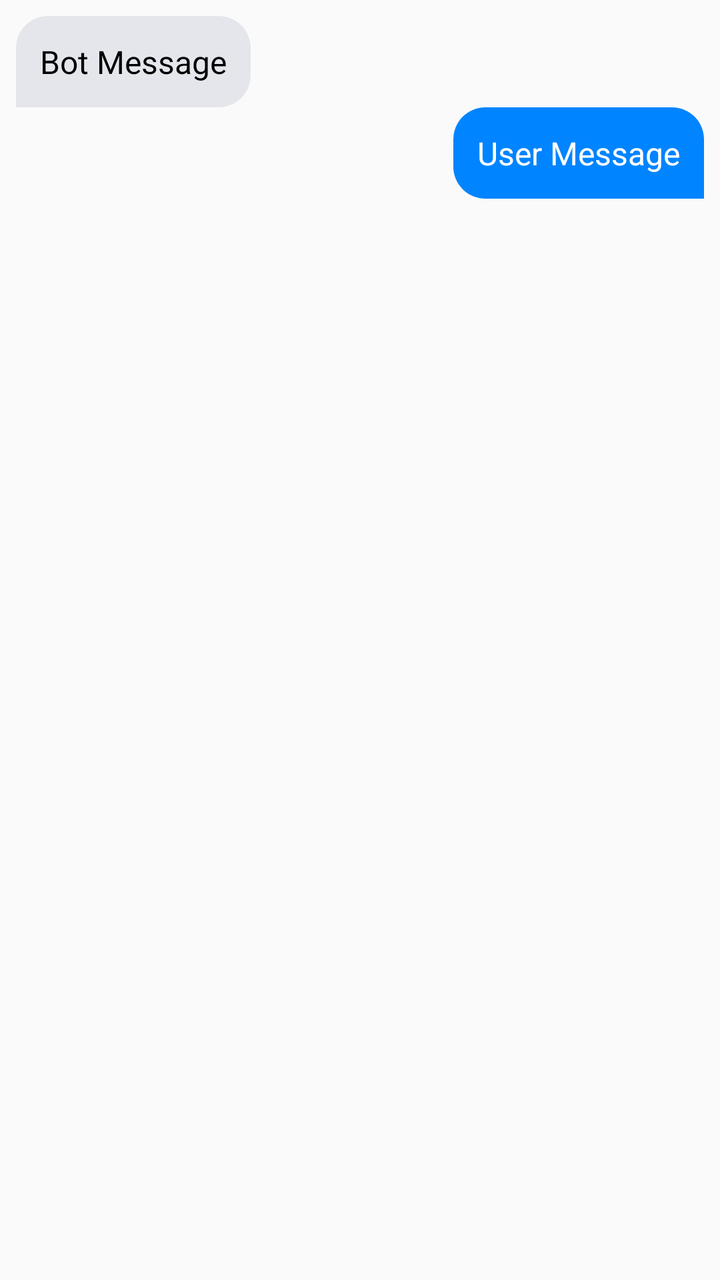
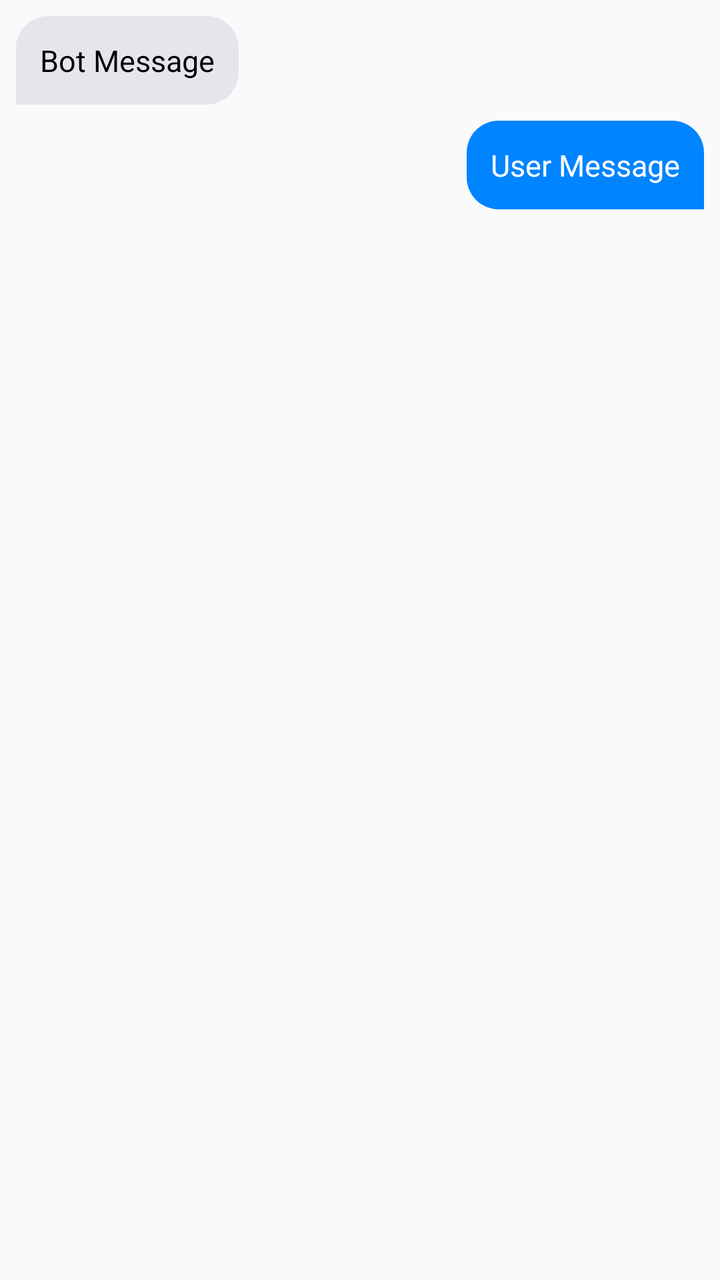

An Android layout rendered at two revisions. The XML below is the earlier revision; the diff shows what the commit changed to produce the second picture.
<!-- AndroidManifest.xml: application theme Theme.AppCompat.Light.NoActionBar -->
<!-- res/layout/chat_item.xml -->
<?xml version="1.0" encoding="utf-8"?>
<LinearLayout xmlns:android="http://schemas.android.com/apk/res/android"
    android:layout_width="match_parent"
    android:layout_height="wrap_content"
    android:orientation="vertical"
    android:padding="8dp">

    <LinearLayout
        android:id="@+id/left_chat_view"
        android:layout_width="wrap_content"
        android:layout_height="wrap_content"
        android:background="@drawable/bg_message_bot"
        android:padding="12dp"
        android:layout_marginEnd="80dp"
        android:orientation="vertical">
        <TextView
            android:id="@+id/left_chat_text"
            android:layout_width="wrap_content"
            android:layout_height="wrap_content"
            android:textColor="#000000"
            android:textSize="16sp"
            android:text="Bot Message" />
    </LinearLayout>

    <LinearLayout
        android:id="@+id/right_chat_view"
        android:layout_width="wrap_content"
        android:layout_height="wrap_content"
        android:layout_gravity="end"
        android:background="@drawable/bg_message_me"
        android:padding="12dp"
        android:layout_marginStart="80dp"
        android:orientation="vertical">
        <TextView
            android:id="@+id/right_chat_text"
            android:layout_width="wrap_content"
            android:layout_height="wrap_content"
            android:textColor="#FFFFFF"
            android:textSize="16sp"
            android:text="User Message" />
    </LinearLayout>

</LinearLayout>
<!-- resources referenced by this layout -->
<resources>
  <!-- drawable bg_message_bot (drawable) -->
  <shape xmlns:android="http://schemas.android.com/apk/res/android">
      <solid android:color="#E4E6EB" /> <corners android:topLeftRadius="16dp" android:topRightRadius="16dp" android:bottomRightRadius="16dp" />
  </shape>
  <!-- drawable bg_message_me (drawable) -->
  <shape xmlns:android="http://schemas.android.com/apk/res/android">
      <solid android:color="#0084FF" /> <corners android:topLeftRadius="16dp" android:topRightRadius="16dp" android:bottomLeftRadius="16dp" />
  </shape>
</resources>

<!-- the commit's change to res/layout/chat_item.xml (unified diff, before → after) -->
@@ -11,14 +11,17 @@
         android:layout_height="wrap_content"
         android:background="@drawable/bg_message_bot"
         android:padding="12dp"
-        android:layout_marginEnd="80dp"
+        android:layout_marginEnd="60dp"
+        android:layout_marginBottom="8dp"
         android:orientation="vertical">
         <TextView
             android:id="@+id/left_chat_text"
             android:layout_width="wrap_content"
             android:layout_height="wrap_content"
             android:textColor="#000000"
-            android:textSize="16sp"
+            android:textSize="15sp"
+            android:lineSpacingExtra="4dp"
+            android:textIsSelectable="true"
             android:text="Bot Message" />
     </LinearLayout>
 
@@ -29,14 +32,16 @@
         android:layout_gravity="end"
         android:background="@drawable/bg_message_me"
         android:padding="12dp"
-        android:layout_marginStart="80dp"
+        android:layout_marginStart="60dp"
+        android:layout_marginBottom="8dp"
         android:orientation="vertical">
         <TextView
             android:id="@+id/right_chat_text"
             android:layout_width="wrap_content"
             android:layout_height="wrap_content"
             android:textColor="#FFFFFF"
-            android:textSize="16sp"
+            android:textSize="15sp"
+            android:textIsSelectable="true"
             android:text="User Message" />
     </LinearLayout>
 
